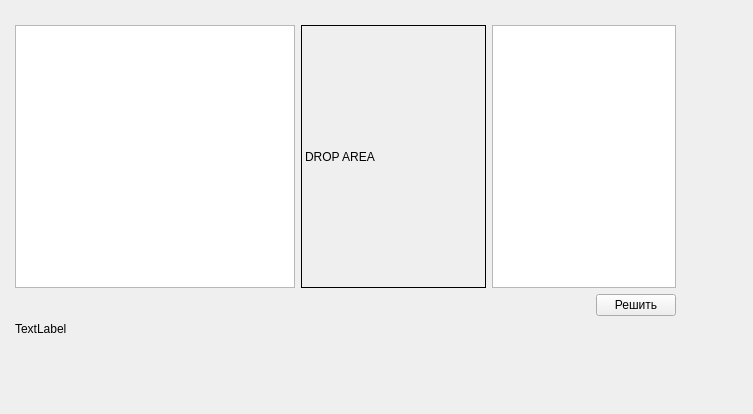
Qt form MyClient/MyClient/MyClient.ui (zagaynov-andrew/task-launcher) before a commit.
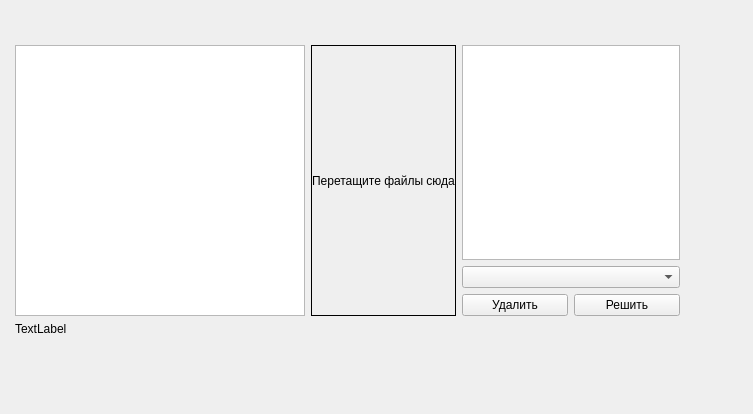
The same form after that commit. Custom widgets are drawn as their Qt base class.

```diff
--- a/MyClient/MyClient/MyClient.ui
+++ b/MyClient/MyClient/MyClient.ui
@@ -18,7 +18,7 @@
     <rect>
      <x>10</x>
      <y>20</y>
-     <width>671</width>
+     <width>675</width>
      <height>321</height>
     </rect>
    </property>
@@ -36,12 +36,19 @@
      <number>5</number>
     </property>
     <item>
-     <layout class="QHBoxLayout" name="horizontalLayout" stretch="1,1,1">
+     <widget class="QLabel" name="userName">
+      <property name="text">
+       <string/>
+      </property>
+     </widget>
+    </item>
+    <item>
+     <layout class="QHBoxLayout" name="horizontalLayout" stretch="1,0,0">
       <item>
        <widget class="QListWidget" name="tasksList">
         <property name="minimumSize">
          <size>
-          <width>280</width>
+          <width>290</width>
           <height>0</height>
          </size>
         </property>
@@ -53,29 +60,29 @@
          <enum>QFrame::Box</enum>
         </property>
         <property name="text">
-         <string>DROP AREA</string>
+         <string>Перетащите файлы сюда</string>
+        </property>
+        <property name="alignment">
+         <set>Qt::AlignCenter</set>
         </property>
        </widget>
       </item>
+      <item>
+       <layout class="QVBoxLayout" name="verticalLayout_2">
       <item>
        <widget class="QListWidget" name="filesList"/>
       </item>
-     </layout>
+        <item>
+         <widget class="QComboBox" name="comboBox"/>
     </item>
     <item>
      <layout class="QHBoxLayout" name="horizontalLayout_2">
       <item>
-       <spacer name="horizontalSpacer">
-        <property name="orientation">
-         <enum>Qt::Horizontal</enum>
-        </property>
-        <property name="sizeHint" stdset="0">
-         <size>
-          <width>40</width>
-          <height>20</height>
-         </size>
-        </property>
-       </spacer>
+           <widget class="QPushButton" name="deleteFileBtn">
+            <property name="text">
+             <string>Удалить</string>
+            </property>
+           </widget>
       </item>
       <item>
        <widget class="QPushButton" name="solveBtn">
@@ -83,6 +90,10 @@
          <string>Решить</string>
         </property>
        </widget>
+          </item>
+         </layout>
+        </item>
+       </layout>
       </item>
      </layout>
     </item>
```
Lines whose indentation alone changed are shown as unchanged.
